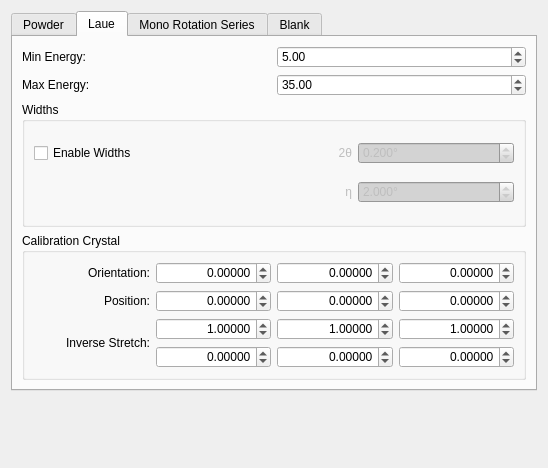
Before: the Qt Designer form hexrd/ui/resources/ui/overlay_editor.ui in HEXRD/hexrdgui, drawn with Qt 5.
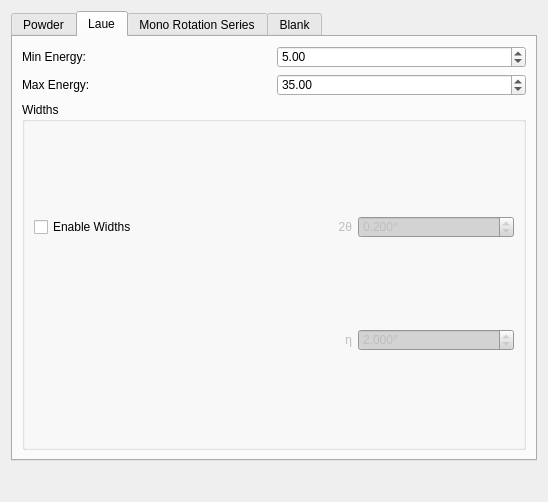
After: the same form once the commit is applied. The open tabs and pages were chosen to show the change.

Commit message: Add calibration crystal editor with stretch matrix

Patch:
```diff
--- a/hexrd/ui/resources/ui/overlay_editor.ui
+++ b/hexrd/ui/resources/ui/overlay_editor.ui
@@ -7,7 +7,7 @@
     <x>0</x>
     <y>0</y>
     <width>548</width>
-    <height>468</height>
+    <height>502</height>
    </rect>
   </property>
   <property name="minimumSize">
@@ -29,7 +29,7 @@
      <property name="minimumSize">
       <size>
        <width>0</width>
-       <height>380</height>
+       <height>450</height>
       </size>
      </property>
      <property name="currentIndex">
@@ -57,388 +57,6 @@
        <string>Laue</string>
       </attribute>
       <layout class="QGridLayout" name="gridLayout_2">
-       <item row="0" column="1">
-        <widget class="QDoubleSpinBox" name="laue_min_energy">
-         <property name="keyboardTracking">
-          <bool>false</bool>
-         </property>
-         <property name="maximum">
-          <double>10000.000000000000000</double>
-         </property>
-         <property name="value">
-          <double>5.000000000000000</double>
-         </property>
-        </widget>
-       </item>
-       <item row="3" column="0" colspan="2">
-        <widget class="QGroupBox" name="calibration_crystal_group_box">
-         <property name="title">
-          <string>Calibration Crystal</string>
-         </property>
-         <layout class="QGridLayout" name="gridLayout_3">
-          <item row="3" column="1">
-           <widget class="QDoubleSpinBox" name="laue_cc_9">
-            <property name="alignment">
-             <set>Qt::AlignRight|Qt::AlignTrailing|Qt::AlignVCenter</set>
-            </property>
-            <property name="keyboardTracking">
-             <bool>false</bool>
-            </property>
-            <property name="prefix">
-             <string/>
-            </property>
-            <property name="decimals">
-             <number>5</number>
-            </property>
-            <property name="minimum">
-             <double>-10000.000000000000000</double>
-            </property>
-            <property name="maximum">
-             <double>10000.000000000000000</double>
-            </property>
-            <property name="singleStep">
-             <double>0.100000000000000</double>
-            </property>
-           </widget>
-          </item>
-          <item row="2" column="2">
-           <widget class="QDoubleSpinBox" name="laue_cc_7">
-            <property name="alignment">
-             <set>Qt::AlignRight|Qt::AlignTrailing|Qt::AlignVCenter</set>
-            </property>
-            <property name="keyboardTracking">
-             <bool>false</bool>
-            </property>
-            <property name="prefix">
-             <string/>
-            </property>
-            <property name="decimals">
-             <number>5</number>
-            </property>
-            <property name="minimum">
-             <double>-10000.000000000000000</double>
-            </property>
-            <property name="maximum">
-             <double>10000.000000000000000</double>
-            </property>
-            <property name="singleStep">
-             <double>0.100000000000000</double>
-            </property>
-            <property name="value">
-             <double>1.000000000000000</double>
-            </property>
-           </widget>
-          </item>
-          <item row="0" column="2">
-           <widget class="QDoubleSpinBox" name="laue_cc_1">
-            <property name="alignment">
-             <set>Qt::AlignRight|Qt::AlignTrailing|Qt::AlignVCenter</set>
-            </property>
-            <property name="keyboardTracking">
-             <bool>false</bool>
-            </property>
-            <property name="prefix">
-             <string/>
-            </property>
-            <property name="decimals">
-             <number>5</number>
-            </property>
-            <property name="minimum">
-             <double>-10000.000000000000000</double>
-            </property>
-            <property name="maximum">
-             <double>10000.000000000000000</double>
-            </property>
-            <property name="singleStep">
-             <double>0.100000000000000</double>
-            </property>
-           </widget>
-          </item>
-          <item row="1" column="3">
-           <widget class="QDoubleSpinBox" name="laue_cc_5">
-            <property name="alignment">
-             <set>Qt::AlignRight|Qt::AlignTrailing|Qt::AlignVCenter</set>
-            </property>
-            <property name="keyboardTracking">
-             <bool>false</bool>
-            </property>
-            <property name="decimals">
-             <number>5</number>
-            </property>
-            <property name="minimum">
-             <double>-10000.000000000000000</double>
-            </property>
-            <property name="maximum">
-             <double>10000.000000000000000</double>
-            </property>
-            <property name="singleStep">
-             <double>0.100000000000000</double>
-            </property>
-           </widget>
-          </item>
-          <item row="2" column="3">
-           <widget class="QDoubleSpinBox" name="laue_cc_8">
-            <property name="alignment">
-             <set>Qt::AlignRight|Qt::AlignTrailing|Qt::AlignVCenter</set>
-            </property>
-            <property name="keyboardTracking">
-             <bool>false</bool>
-            </property>
-            <property name="prefix">
-             <string/>
-            </property>
-            <property name="decimals">
-             <number>5</number>
-            </property>
-            <property name="minimum">
-             <double>-10000.000000000000000</double>
-            </property>
-            <property name="maximum">
-             <double>10000.000000000000000</double>
-            </property>
-            <property name="singleStep">
-             <double>0.100000000000000</double>
-            </property>
-            <property name="value">
-             <double>1.000000000000000</double>
-            </property>
-           </widget>
-          </item>
-          <item row="3" column="3">
-           <widget class="QDoubleSpinBox" name="laue_cc_11">
-            <property name="alignment">
-             <set>Qt::AlignRight|Qt::AlignTrailing|Qt::AlignVCenter</set>
-            </property>
-            <property name="keyboardTracking">
-             <bool>false</bool>
-            </property>
-            <property name="prefix">
-             <string/>
-            </property>
-            <property name="decimals">
-             <number>5</number>
-            </property>
-            <property name="minimum">
-             <double>-10000.000000000000000</double>
-            </property>
-            <property name="maximum">
-             <double>10000.000000000000000</double>
-            </property>
-            <property name="singleStep">
-             <double>0.100000000000000</double>
-            </property>
-           </widget>
-          </item>
-          <item row="1" column="2">
-           <widget class="QDoubleSpinBox" name="laue_cc_4">
-            <property name="alignment">
-             <set>Qt::AlignRight|Qt::AlignTrailing|Qt::AlignVCenter</set>
-            </property>
-            <property name="keyboardTracking">
-             <bool>false</bool>
-            </property>
-            <property name="decimals">
-             <number>5</number>
-            </property>
-            <property name="minimum">
-             <double>-10000.000000000000000</double>
-            </property>
-            <property name="maximum">
-             <double>10000.000000000000000</double>
-            </property>
-            <property name="singleStep">
-             <double>0.100000000000000</double>
-            </property>
-           </widget>
-          </item>
-          <item row="3" column="2">
-           <widget class="QDoubleSpinBox" name="laue_cc_10">
-            <property name="alignment">
-             <set>Qt::AlignRight|Qt::AlignTrailing|Qt::AlignVCenter</set>
-            </property>
-            <property name="keyboardTracking">
-             <bool>false</bool>
-            </property>
-            <property name="prefix">
-             <string/>
-            </property>
-            <property name="decimals">
-             <number>5</number>
-            </property>
-            <property name="minimum">
-             <double>-10000.000000000000000</double>
-            </property>
-            <property name="maximum">
-             <double>10000.000000000000000</double>
-            </property>
-            <property name="singleStep">
-             <double>0.100000000000000</double>
-            </property>
-           </widget>
-          </item>
-          <item row="1" column="1">
-           <widget class="QDoubleSpinBox" name="laue_cc_3">
-            <property name="alignment">
-             <set>Qt::AlignRight|Qt::AlignTrailing|Qt::AlignVCenter</set>
-            </property>
-            <property name="keyboardTracking">
-             <bool>false</bool>
-            </property>
-            <property name="decimals">
-             <number>5</number>
-            </property>
-            <property name="minimum">
-             <double>-10000.000000000000000</double>
-            </property>
-            <property name="maximum">
-             <double>10000.000000000000000</double>
-            </property>
-            <property name="singleStep">
-             <double>0.100000000000000</double>
-            </property>
-           </widget>
-          </item>
-          <item row="2" column="1">
-           <widget class="QDoubleSpinBox" name="laue_cc_6">
-            <property name="alignment">
-             <set>Qt::AlignRight|Qt::AlignTrailing|Qt::AlignVCenter</set>
-            </property>
-            <property name="keyboardTracking">
-             <bool>false</bool>
-            </property>
-            <property name="prefix">
-             <string/>
-            </property>
-            <property name="suffix">
-             <string/>
-            </property>
-            <property name="decimals">
-             <number>5</number>
-            </property>
-            <property name="minimum">
-             <double>-10000.000000000000000</double>
-            </property>
-            <property name="maximum">
-             <double>10000.000000000000000</double>
-            </property>
-            <property name="singleStep">
-             <double>0.100000000000000</double>
-            </property>
-            <property name="value">
-             <double>1.000000000000000</double>
-            </property>
-           </widget>
-          </item>
-          <item row="0" column="1">
-           <widget class="QDoubleSpinBox" name="laue_cc_0">
-            <property name="alignment">
-             <set>Qt::AlignRight|Qt::AlignTrailing|Qt::AlignVCenter</set>
-            </property>
-            <property name="keyboardTracking">
-             <bool>false</bool>
-            </property>
-            <property name="prefix">
-             <string/>
-            </property>
-            <property name="decimals">
-             <number>5</number>
-            </property>
-            <property name="minimum">
-             <double>-10000.000000000000000</double>
-            </property>
-            <property name="maximum">
-             <double>10000.000000000000000</double>
-            </property>
-            <property name="singleStep">
-             <double>0.100000000000000</double>
-            </property>
-           </widget>
-          </item>
-          <item row="0" column="3">
-           <widget class="QDoubleSpinBox" name="laue_cc_2">
-            <property name="alignment">
-             <set>Qt::AlignRight|Qt::AlignTrailing|Qt::AlignVCenter</set>
-            </property>
-            <property name="keyboardTracking">
-             <bool>false</bool>
-            </property>
-            <property name="prefix">
-             <string/>
-            </property>
-            <property name="decimals">
-             <number>5</number>
-            </property>
-            <property name="minimum">
-             <double>-10000.000000000000000</double>
-            </property>
-            <property name="maximum">
-             <double>10000.000000000000000</double>
-            </property>
-            <property name="singleStep">
-             <double>0.100000000000000</double>
-            </property>
-           </widget>
-          </item>
-          <item row="0" column="0">
-           <widget class="QLabel" name="label_2">
-            <property name="text">
-             <string>Orientation:</string>
-            </property>
-            <property name="alignment">
-             <set>Qt::AlignRight|Qt::AlignTrailing|Qt::AlignVCenter</set>
-            </property>
-           </widget>
-          </item>
-          <item row="1" column="0">
-           <widget class="QLabel" name="label_3">
-            <property name="text">
-             <string>Position:</string>
-            </property>
-            <property name="alignment">
-             <set>Qt::AlignRight|Qt::AlignTrailing|Qt::AlignVCenter</set>
-            </property>
-           </widget>
-          </item>
-          <item row="2" column="0" rowspan="2">
-           <widget class="QLabel" name="label_4">
-            <property name="text">
-             <string>Inverse Stretch:</string>
-            </property>
-            <property name="alignment">
-             <set>Qt::AlignRight|Qt::AlignTrailing|Qt::AlignVCenter</set>
-            </property>
-           </widget>
-          </item>
-         </layout>
-        </widget>
-       </item>
-       <item row="1" column="1">
-        <widget class="QDoubleSpinBox" name="laue_max_energy">
-         <property name="keyboardTracking">
-          <bool>false</bool>
-         </property>
-         <property name="maximum">
-          <double>10000.000000000000000</double>
-         </property>
-         <property name="value">
-          <double>35.000000000000000</double>
-         </property>
-        </widget>
-       </item>
-       <item row="1" column="0">
-        <widget class="QLabel" name="laue_max_energy_label">
-         <property name="text">
-          <string>Max Energy:</string>
-         </property>
-        </widget>
-       </item>
-       <item row="0" column="0">
-        <widget class="QLabel" name="laue_min_energy_label">
-         <property name="text">
-          <string>Min Energy:</string>
-         </property>
-        </widget>
-       </item>
        <item row="2" column="0" colspan="2">
         <widget class="QGroupBox" name="ranges_group_box">
          <property name="title">
@@ -525,6 +143,49 @@
          </layout>
         </widget>
        </item>
+       <item row="1" column="1">
+        <widget class="QDoubleSpinBox" name="laue_max_energy">
+         <property name="keyboardTracking">
+          <bool>false</bool>
+         </property>
+         <property name="maximum">
+          <double>10000.000000000000000</double>
+         </property>
+         <property name="value">
+          <double>35.000000000000000</double>
+         </property>
+        </widget>
+       </item>
+       <item row="1" column="0">
+        <widget class="QLabel" name="laue_max_energy_label">
+         <property name="text">
+          <string>Max Energy:</string>
+         </property>
+        </widget>
+       </item>
+       <item row="0" column="1">
+        <widget class="QDoubleSpinBox" name="laue_min_energy">
+         <property name="keyboardTracking">
+          <bool>false</bool>
+         </property>
+         <property name="maximum">
+          <double>10000.000000000000000</double>
+         </property>
+         <property name="value">
+          <double>5.000000000000000</double>
+         </property>
+        </widget>
+       </item>
+       <item row="0" column="0">
+        <widget class="QLabel" name="laue_min_energy_label">
+         <property name="text">
+          <string>Min Energy:</string>
+         </property>
+        </widget>
+       </item>
+       <item row="3" column="0" colspan="2">
+        <layout class="QVBoxLayout" name="laue_crystal_editor_layout"/>
+       </item>
       </layout>
      </widget>
      <widget class="QWidget" name="mono_rotation_series_tab">
```
Left out of the diff: 12 changed lines with no effect on the pictures. The commit also changes 3 other files.
